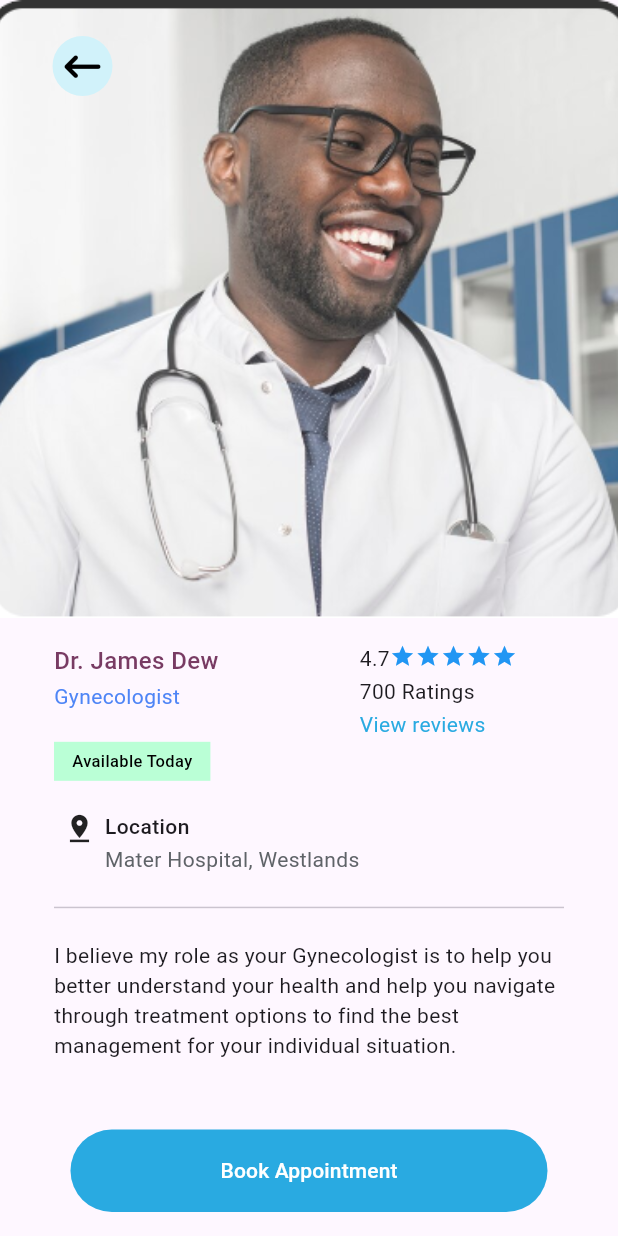
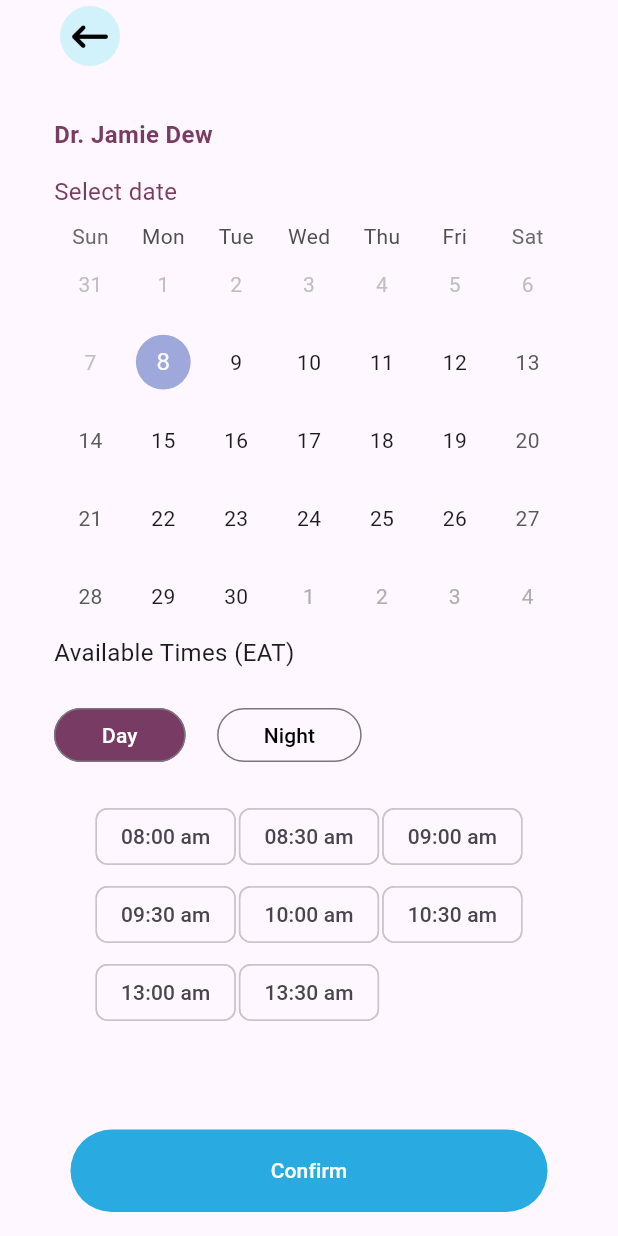
Before and after one commit to ogomaemmanuel/panacare, a Flutter app: the DoctorDetailsPage screen opened directly, after a tap on "Book Appointment", on a phone screen of 412 x 824 dp. Run offline on Flutter 3.47's test engine with Material 3 defaults, Android fonts, the phone set to English and light mode, and no system bars; drawn by our look-alikes of table_calendar; our stand-ins replace font_awesome_flutter, google_fonts, pinput.

Commit message:
added styling to the doctor booking page

```diff
--- /dev/null
+++ b/lib/home/doctor_booking.dart
@@ -0,0 +1,176 @@
+import 'dart:ui';
+
+import 'package:flutter/cupertino.dart';
+import 'package:flutter/material.dart';
+import 'package:flutter/widgets.dart';
+import 'package:font_awesome_flutter/font_awesome_flutter.dart';
+import 'package:table_calendar/table_calendar.dart';
+
+class DoctorBookingPage extends StatefulWidget {
+  const DoctorBookingPage({super.key});
+
+  @override
+  State<StatefulWidget> createState() {
+    return _DoctorBookingPageState();
+  }
+}
+
+class _DoctorBookingPageState extends State<DoctorBookingPage> {
+  List<String> _getAvailableTimeSlots() {
+    return [
+      "08:00 am",
+      "08:30 am",
+      "09:00 am",
+      "09:30 am",
+      "10:00 am",
+      "10:30 am",
+      "13:00 am",
+      "13:30 am",
+    ];
+  }
+
+  Future<void> _bookAppointment() async {
+    debugPrint("Booking appointment");
+    return Future.value("Booking appointment");
+  }
+
+  _goToBack(BuildContext context) {
+    Navigator.pop(context);
+  }
+
+  @override
+  Widget build(BuildContext context) {
+    return Scaffold(
+      floatingActionButtonLocation: FloatingActionButtonLocation.centerFloat,
+      floatingActionButton: TextButton(
+        onPressed: () => _bookAppointment(),
+        style: TextButton.styleFrom(
+            backgroundColor: const Color.fromRGBO(41, 170, 225, 1),
+            foregroundColor: Colors.white,
+            minimumSize: const Size(318, 55)),
+        child: const Text("Confirm"),
+      ),
+      body: SafeArea(
+        child: SingleChildScrollView(
+          child: Padding(
+            padding: const EdgeInsets.only(left: 36.0, right: 36.0),
+            child: Column(
+              children: [
+                Row(
+                  children: [
+                    IconButton(
+                      style: IconButton.styleFrom(
+                          foregroundColor:
+                          const HSLColor.fromAHSL(1.0, 0, 0, 0).toColor(),
+                          backgroundColor:
+                          const HSLColor.fromAHSL(1.0, 192.0, 0.82, 0.90)
+                              .toColor()),
+                      onPressed: () => _goToBack(context),
+                      icon: const FaIcon(FontAwesomeIcons.arrowLeftLong),
+                    ),
+                  ],
+                ),
+
+                const Row(
+                  children: [
+                    Padding(
+                      padding: EdgeInsets.only(bottom: 15.41, top: 30),
+                      child: Text(
+                        "Dr. Jamie Dew",
+                        style: TextStyle(
+                            fontWeight: FontWeight.w600,
+                            fontSize: 16,
+                            color: Color.fromRGBO(120, 59, 99, 1)),
+                      ),
+                    )
+                  ],
+                ),
+                const Padding(
+                  padding: EdgeInsets.only(bottom: 8.0),
+                  child: Row(
+                    children: [Text("Select date", style: TextStyle(
+                      fontSize: 16,
+                      fontWeight: FontWeight.w400,
+                      color: Color.fromRGBO(120, 59, 99, 1)
+                    ))],
+                  ),
+                ),
+                TableCalendar(
+                    headerVisible: false,
+                    focusedDay: DateTime.now(),
+                    firstDay: DateTime.now(),
+                    lastDay: DateTime.now().add(const Duration(days: 365)),
+                    onDaySelected: (date, _) => {}),
+                const Row(
+                  children: [
+                    Text(
+                      "Available Times (EAT)",
+                      style:
+                          TextStyle(fontWeight: FontWeight.w400, fontSize: 16),
+                    )
+                  ],
+                ),
+                Padding(
+                  padding: const EdgeInsets.symmetric(vertical: 19.59),
+                  child: Row(
+                    children: [
+                      OutlinedButton(
+                        onPressed: () => {},
+                        style: OutlinedButton.styleFrom(
+                            backgroundColor:
+                                const Color.fromRGBO(120, 59, 99, 1),
+                            minimumSize: Size(68, 29),
+                            foregroundColor: Colors.white),
+                        child: const Padding(
+                          padding: EdgeInsets.symmetric(
+                              vertical: 8.0, horizontal: 8),
+                          child: Text("Day"),
+                        ),
+                      ),
+                      Padding(
+                        padding: const EdgeInsets.only(left: 21.0),
+                        child: OutlinedButton(
+                            onPressed: () => {},
+                            style: OutlinedButton.styleFrom(
+                                foregroundColor: Colors.black,
+                                minimumSize: Size(68, 29)),
+                            child: const Padding(
+                              padding: EdgeInsets.symmetric(
+                                  vertical: 8.0, horizontal: 7),
+                              child: Text("Night"),
+                            )),
+                      )
+                    ],
+                  ),
+                ),
+                Wrap(
+                  spacing: 2.0,
+                  runSpacing: 4.0,
+                  children: [
+                    ..._getAvailableTimeSlots().map(
+                      (slot) =>
+                      FilterChip(
+                        onSelected: (_)=>{},
+                        label:Text(slot)
+                      )
+
+                    )
+                  ],
+                )
+              ],
+            ),
+          ),
+        ),
+      ),
+    );
+  }
+}
+
+class DoctorBookingRequestDto {
+  String doctorId = "";
+  DateTime date;
+  String timeSlot;
+
+  DoctorBookingRequestDto(
+      {required this.doctorId, required this.date, required this.timeSlot}) {}
+}
--- a/lib/home/doctor_details.dart
+++ b/lib/home/doctor_details.dart
@@ -1,6 +1,7 @@
 import 'package:flutter/cupertino.dart';
 import 'package:flutter/material.dart';
 import 'package:font_awesome_flutter/font_awesome_flutter.dart';
+import 'package:panacare/home/doctor_booking.dart';
 import 'package:panacare/home/doctor_reviews.dart';
 
 class DoctorDetailsPage extends StatefulWidget {
@@ -18,6 +19,10 @@ class _DoctorDetailsPageState extends State<DoctorDetailsPage> {
   _goToBack(BuildContext context) {
     Navigator.pop(context);
   }
+ _goToBookingPage(BuildContext context) {
+   Navigator.push(context,
+       MaterialPageRoute(builder: (context) => const DoctorBookingPage()));
+  }
 
   @override
   Widget build(BuildContext context) {
@@ -30,7 +35,7 @@ class _DoctorDetailsPageState extends State<DoctorDetailsPage> {
               fixedSize: const Size(318, 55),
               backgroundColor: const Color.fromRGBO(41, 170, 225, 1),
               foregroundColor: Colors.white),
-          onPressed: () => {},
+          onPressed: () => _goToBookingPage(context),
           child: const Text("Book Appointment"),
         ),
         body: CustomScrollView(slivers: [
@@ -200,18 +205,21 @@ class _DoctorDetailsPageState extends State<DoctorDetailsPage> {
               ],
             ),
           ),
-          SliverFillRemaining(
-            child: showReviews
-                ? Padding(
+          showReviews
+                ? SliverFillRemaining(
+                  child: const Padding(
                       padding: EdgeInsets.only(left: 36.0, right: 36.0),
-                    child: const DoctorReviewsPage())
-                : const Padding(
+                      child: DoctorReviewsPage()),
+                )
+                : const SliverToBoxAdapter(
+                  child: Padding(
                       padding:
                           EdgeInsets.only(left: 36.0, right: 36.0, top: 20.97),
                       child: Text(
                           "I believe my role as your Gynecologist is to help you better understand your health and help you navigate through treatment options to find the best management for your individual situation."),
                     ),
-          )
+                ),
+
         ]));
   }
 }
--- a/pubspec.yaml
+++ b/pubspec.yaml
@@ -38,6 +38,7 @@ dependencies:
   flutter_native_splash: ^2.4.0
   font_awesome_flutter: ^10.7.0
   google_fonts: ^6.2.1
+  table_calendar: ^3.1.1
   pinput: ^4.0.0
   intl: ^0.19.0
 
```
Also changed, not shown: pubspec.lock. Lines whose indentation alone changed are shown as unchanged.
